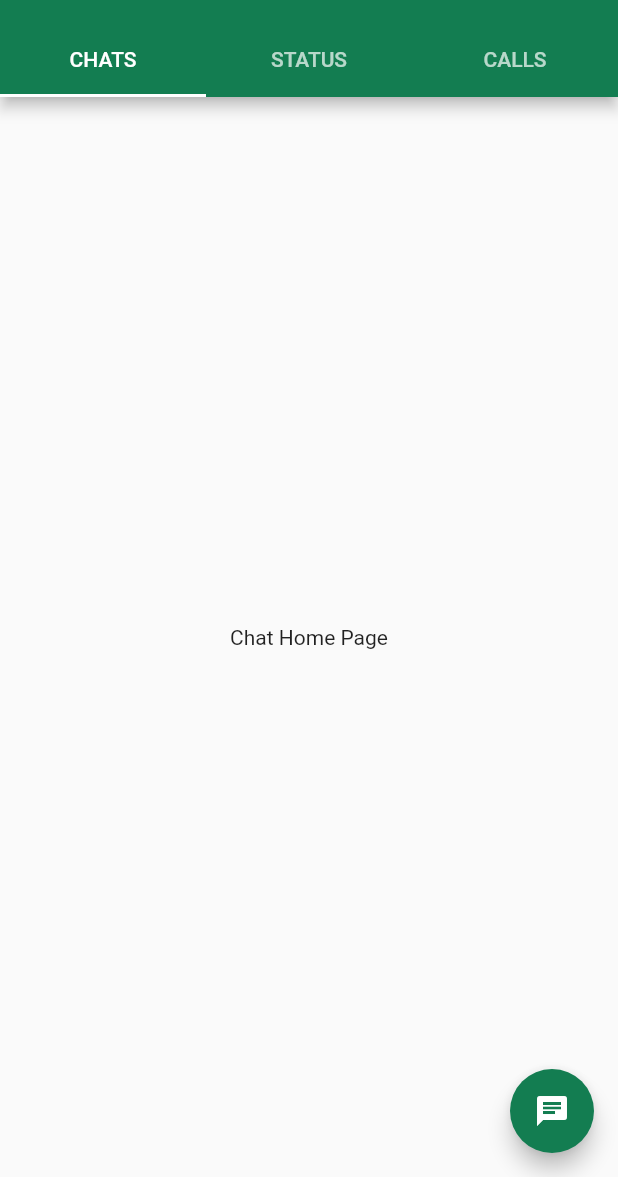
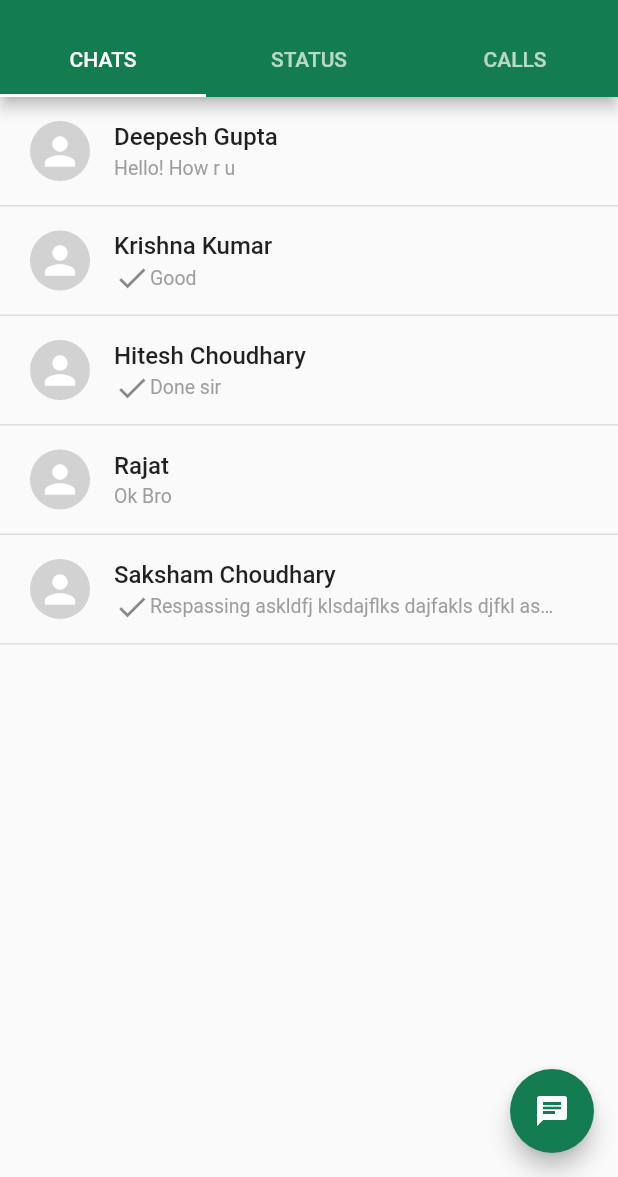
Before and after one commit to deepesh-dg/flutter-beginner-projects, a Flutter app: the screen it shows after launch, on a phone screen of 412 x 824 dp, the part 59-1236 px from its top. Run offline on Flutter 3.47's test engine with Material 2 defaults, Android fonts, the light colour scheme and no system bars.

Commit message:
made listTile in for chat

```diff
--- a/whatsapp_clone/lib/main.dart
+++ b/whatsapp_clone/lib/main.dart
@@ -16,7 +16,7 @@ class MyApp extends StatelessWidget {
   @override
   Widget build(BuildContext context) {
     return MaterialApp(
-      debugShowCheckedModeBanner: false,
+      // debugShowCheckedModeBanner: false,
       title: "WhatsApp",
       initialRoute: my_router.homeRoute,
       onGenerateRoute: (settings) => my_router.Router.generatedRoutes(settings),
--- a/whatsapp_clone/lib/routes/router.dart
+++ b/whatsapp_clone/lib/routes/router.dart
@@ -8,6 +8,7 @@ const contactPageRoute = '/allContacts';
 class Router {
   static Route<dynamic> generatedRoutes(RouteSettings settings) {
     final routeName = settings.name;
+    // ignore: unused_local_variable
     final routeArgs = settings.arguments;
 
     switch (routeName) {
--- a/whatsapp_clone/lib/screens/chat_home_page.dart
+++ b/whatsapp_clone/lib/screens/chat_home_page.dart
@@ -2,13 +2,76 @@ import 'package:flutter/material.dart';
 import 'package:whatsapp_clone/Coloors.dart';
 import 'package:whatsapp_clone/routes/router.dart';
 
+class Contact {
+  const Contact(
+      {required this.name,
+      required this.lastChat,
+      required this.lastChatSameOwner});
+
+  final String name;
+  final String lastChat;
+  final bool lastChatSameOwner;
+}
+
 class ChatHomePage extends StatelessWidget {
   const ChatHomePage({super.key});
+
+  final List<Contact> contacts = const [
+    Contact(
+        name: "Deepesh Gupta",
+        lastChat: "Hello! How r u",
+        lastChatSameOwner: false),
+    Contact(name: "Krishna Kumar", lastChat: "Good", lastChatSameOwner: true),
+    Contact(
+        name: "Hitesh Choudhary",
+        lastChat: "Done sir",
+        lastChatSameOwner: true),
+    Contact(name: "Rajat", lastChat: "Ok Bro", lastChatSameOwner: false),
+    Contact(
+        name: "Saksham Choudhary",
+        lastChat:
+            "Respassing askldfj klsdajflks dajfakls djfkl askljf kladskjf kls",
+        lastChatSameOwner: true),
+  ];
 
   @override
   Widget build(BuildContext context) {
     return Scaffold(
-        body: const Center(child: Text("Chat Home Page")),
+        body: ListView.builder(
+            itemCount: contacts.length,
+            itemBuilder: (context, index) {
+              return ListTile(
+                onTap: () {
+                  print("object");
+                },
+                contentPadding:
+                    const EdgeInsets.only(left: 20, top: 0, right: 40),
+                shape: LinearBorder.bottom(
+                  side: const BorderSide(color: Color(0x1E000000), width: 1),
+                ),
+                leading: CircleAvatar(
+                  backgroundColor: Colors.grey[600]!.withOpacity(0.3),
+                  radius: 20,
+                  child:
+                      const Icon(Icons.person, size: 30, color: Colors.white),
+                ),
+                title: Text(contacts[index].name,
+                    style: const TextStyle(
+                        fontSize: 16, fontWeight: FontWeight.w500)),
+                subtitle: Row(
+                  children: [
+                    if (contacts[index].lastChatSameOwner)
+                      const Icon(Icons.check),
+                    Flexible(
+                      child: Text(contacts[index].lastChat,
+                          overflow: TextOverflow.ellipsis,
+                          style: const TextStyle(
+                              color: Colors.grey, fontSize: 13)),
+                    )
+                  ],
+                ),
+              );
+            }),
         floatingActionButton: FloatingActionButton(
             backgroundColor: greenColor,
             onPressed: () {
--- a/whatsapp_clone/lib/screens/contact_page.dart
+++ b/whatsapp_clone/lib/screens/contact_page.dart
@@ -99,6 +99,10 @@ class ContactPage extends StatelessWidget {
               onTap: () {
                 print("object");
               },
+              shape: LinearBorder.bottom(
+                side: const BorderSide(color: Color(0x1E000000), width: 1),
+              ),
+              style: ListTileStyle.drawer,
               contentPadding: const EdgeInsets.only(left: 20, top: 0),
               leading: CircleAvatar(
                 backgroundColor: Colors.grey[600]!.withOpacity(0.3),
```
